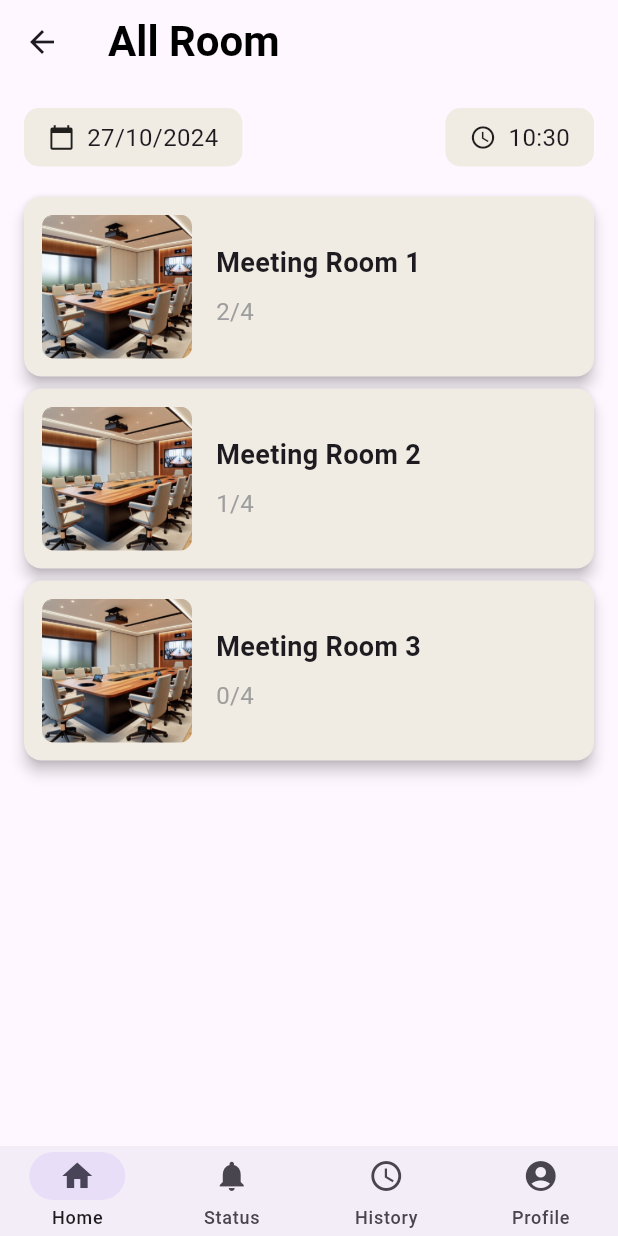
After one commit to Srrtx/project_mobileapp, a Flutter app: the HomeAapprover screen opened directly, on a phone screen of 412 x 824 dp. The commit adds this screen. Run offline on Flutter 3.47's test engine with Material 3 defaults, Android fonts, the phone set to English and light mode, and no system bars.

Commit message:
home approver

```diff
--- /dev/null
+++ b/lib/Approver/Home_aapprover.dart
@@ -0,0 +1,272 @@
+import 'package:flutter/material.dart';
+
+class HomeAapprover extends StatelessWidget {
+  const HomeAapprover({super.key});
+
+  @override
+  Widget build(BuildContext context) {
+    // Get the current date and time
+    DateTime now = DateTime.now();
+    String currentDate = '${now.day}/${now.month}/${now.year}';
+    String currentTime = '${now.hour}:${now.minute.toString().padLeft(2, '0')}';
+
+    return Scaffold(
+      appBar: AppBar(
+        title: const Text('All Room'),
+        backgroundColor: Colors.transparent,
+        elevation: 0, // Remove shadow
+        titleTextStyle: const TextStyle(
+          color: Colors.black,
+          fontSize: 28,
+          fontWeight: FontWeight.bold,
+        ),
+        // centerTitle: true,
+      ),
+      body: SafeArea(
+        child: Padding(
+          padding: const EdgeInsets.all(16.0),
+          child: Column(
+            children: [
+              // Date and Time Row
+              Row(
+                mainAxisAlignment: MainAxisAlignment.spaceBetween,
+                children: [
+                  // Date container
+                  Container(
+                    padding:
+                        const EdgeInsets.symmetric(vertical: 8, horizontal: 16),
+                    decoration: BoxDecoration(
+                      color: Color.fromRGBO(240, 235, 227, 1),
+                      borderRadius: BorderRadius.circular(10),
+                    ),
+                    child: Row(
+                      children: [
+                        const Icon(Icons.calendar_today, size: 18),
+                        const SizedBox(width: 8),
+                        Text(
+                          currentDate,
+                          style: const TextStyle(fontSize: 16),
+                        ),
+                      ],
+                    ),
+                  ),
+                  // Time container
+                  Container(
+                    padding:
+                        const EdgeInsets.symmetric(vertical: 8, horizontal: 16),
+                    decoration: BoxDecoration(
+                      color: Color.fromRGBO(240, 235, 227, 1),
+                      borderRadius: BorderRadius.circular(10),
+                    ),
+                    child: Row(
+                      children: [
+                        const Icon(Icons.access_time, size: 18),
+                        const SizedBox(width: 8),
+                        Text(
+                          currentTime,
+                          style: const TextStyle(fontSize: 16),
+                        ),
+                      ],
+                    ),
+                  ),
+                ],
+              ),
+              const SizedBox(height: 16), // Space between time and room slots
+
+              // Room Slots Section
+              Expanded(
+                child: ListView(
+                  children: const [
+                    RoomSlot(
+                      roomName: 'Meeting Room 1',
+                      imagePath: 'assets/images/meeting.png',
+                      occupancy: '2/4',
+                    ),
+                    RoomSlot(
+                      roomName: 'Meeting Room 2',
+                      imagePath: 'assets/images/meeting.png',
+                      occupancy: '1/4',
+                    ),
+                    RoomSlot(
+                      roomName: 'Meeting Room 3',
+                      imagePath: 'assets/images/meeting.png',
+                      occupancy: '0/4',
+                    ),
+                  ],
+                ),
+              ),
+            ],
+          ),
+        ),
+      ),
+      // bottomNavigationBar: BottomNavigationBar(
+      //   items: const [
+      //     BottomNavigationBarItem(
+      //       icon: Icon(Icons.home),
+      //       label: 'Home',
+      //     ),
+      //     BottomNavigationBarItem(
+      //       icon: Icon(Icons.notifications),
+      //       label: 'Notifications',
+      //     ),
+      //     BottomNavigationBarItem(
+      //       icon: Icon(Icons.access_time),
+      //       label: 'Schedule',
+      //     ),
+      //     BottomNavigationBarItem(
+      //       icon: Icon(Icons.account_balance),
+      //       label: 'Profile',
+      //     ),
+      //   ],
+      // ),
+
+      bottomNavigationBar: NavigationBar(
+        height: 60,
+        elevation: 0,
+        selectedIndex: 0,
+        destinations: const [
+          NavigationDestination(icon: Icon(Icons.home), label: 'Home'),
+          NavigationDestination(
+              icon: Icon(Icons.notifications), label: 'Status'),
+          NavigationDestination(icon: Icon(Icons.schedule), label: 'History'),
+          NavigationDestination(
+              icon: Icon(Icons.account_circle), label: 'Profile'),
+        ],
+      ),
+
+      //FAB for add room
+      // floatingActionButton: FloatingActionButton(
+      //   onPressed: () {
+      //     // Action to add a room (e.g., show a dialog or navigate to another screen)
+      //     _showAddRoomDialog(context);
+      //   },
+      //   child: const Icon(Icons.add),
+      //   backgroundColor: Color.fromARGB(255, 104, 104, 104),
+      // ),
+    );
+  }
+
+//   void _showAddRoomDialog(BuildContext context) {
+//     // Controllers to capture user input
+//     final TextEditingController roomNameController = TextEditingController();
+//     final TextEditingController roomNumberController = TextEditingController();
+//     final TextEditingController roomDetailsController = TextEditingController();
+
+//     showDialog(
+//       context: context,
+//       builder: (BuildContext context) {
+//         return AlertDialog(
+//           title: const Text('Add Room'),
+//           content: Column(
+//             mainAxisSize: MainAxisSize.min,
+//             children: [
+//               TextField(
+//                 controller: roomNameController,
+//                 decoration: InputDecoration(labelText: 'Room Name'),
+//               ),
+//               TextField(
+//                 controller: roomNumberController,
+//                 decoration: InputDecoration(labelText: 'Room Number'),
+//                 keyboardType: TextInputType.number,
+//               ),
+//               TextField(
+//                 controller: roomDetailsController,
+//                 decoration: InputDecoration(labelText: 'Room Details'),
+//                 maxLines: 3,
+//               )
+//             ],
+//           ),
+//           actions: [
+//             TextButton(
+//               onPressed: () {
+//                 // Capture the input data
+//                 String roomName = roomNameController.text;
+//                 String roomNumber = roomNumberController.text;
+//                 String roomDetails = roomDetailsController.text;
+
+//                 Navigator.of(context).pop(); // Close the dialog
+//               },
+//               child: const Text('Add'),
+//             ),
+//             TextButton(
+//                 onPressed: () {
+//                   Navigator.of(context).pop();
+//                 },
+//                 child: Text('Close'))
+//           ],
+//         );
+//       },
+//     );
+//   }
+}
+
+class RoomSlot extends StatelessWidget {
+  final String roomName;
+  final String imagePath;
+  final String occupancy;
+
+  const RoomSlot({
+    Key? key,
+    required this.roomName,
+    required this.imagePath,
+    required this.occupancy,
+  }) : super(key: key);
+
+  @override
+  Widget build(BuildContext context) {
+    return Card(
+      color: Color.fromRGBO(240, 235, 227, 1),
+      margin: const EdgeInsets.symmetric(vertical: 4),
+      elevation: 4,
+      shape: RoundedRectangleBorder(
+        borderRadius: BorderRadius.circular(12),
+      ),
+      child: Container(
+        height: 120, // Larger height for the card
+        padding: const EdgeInsets.all(12),
+        child: Row(
+          children: [
+            // Image with larger size
+            ClipRRect(
+              borderRadius: BorderRadius.circular(8),
+              child: Image.asset(
+                imagePath,
+                width: 100,
+                height: 100, // Increased image size
+                fit: BoxFit.cover,
+              ),
+            ),
+            const SizedBox(width: 16), // Space between image and text
+            Expanded(
+              child: Row(
+                children: [
+                  Column(
+                    crossAxisAlignment: CrossAxisAlignment.start,
+                    mainAxisAlignment: MainAxisAlignment.center,
+                    children: [
+                      Text(
+                        roomName,
+                        style: const TextStyle(
+                          fontSize: 18,
+                          fontWeight: FontWeight.bold,
+                        ),
+                      ),
+                      const SizedBox(height: 8),
+                      Text(
+                        '$occupancy',
+                        style: const TextStyle(
+                          fontSize: 16,
+                          color: Colors.grey,
+                        ),
+                      ),
+                    ],
+                  ),
+                ],
+              ),
+            ),
+          ],
+        ),
+      ),
+    );
+  }
+}
--- a/lib/main.dart
+++ b/lib/main.dart
@@ -4,7 +4,7 @@ import 'package:project_mobileapp/User(student)/home.dart';
 
 void main() {
   runApp(MaterialApp(
-    home: HomeStaff(),
+    home: Home(),
     // theme: ThemeData(),
     debugShowCheckedModeBanner: false,
   ));
```
Also changed, not shown: lib/Approver/Home.dart (deleted).
